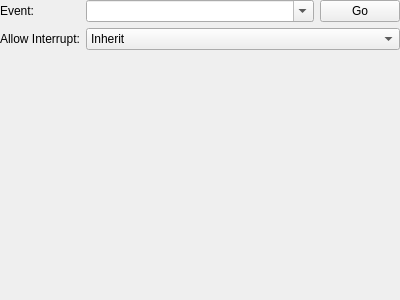
Above: tools/cathedral/ui/ActionStartEvent.ui from comphack/comp_hack before the change. Below: the same form after it.
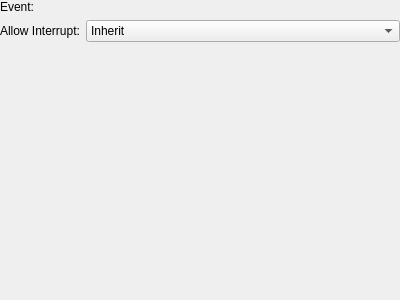
That is the form after the change. Custom widgets are drawn as their Qt base class.

Commit message: Adding EventRef control

Patch:
```diff
--- a/tools/cathedral/ui/ActionStartEvent.ui
+++ b/tools/cathedral/ui/ActionStartEvent.ui
@@ -32,30 +32,6 @@
        </property>
       </widget>
      </item>
-     <item row="0" column="1">
-      <layout class="QHBoxLayout" name="layoutEvent">
-       <item>
-        <widget class="QComboBox" name="event">
-         <property name="sizePolicy">
-          <sizepolicy hsizetype="Expanding" vsizetype="Fixed">
-           <horstretch>0</horstretch>
-           <verstretch>0</verstretch>
-          </sizepolicy>
-         </property>
-         <property name="editable">
-          <bool>true</bool>
-         </property>
-        </widget>
-       </item>
-       <item>
-        <widget class="QPushButton" name="eventGo">
-         <property name="text">
-          <string>Go</string>
-         </property>
-        </widget>
-       </item>
-      </layout>
-     </item>
      <item row="1" column="0">
       <widget class="QLabel" name="lblAllowInterrupt">
        <property name="text">
@@ -82,10 +58,21 @@
        </item>
       </widget>
      </item>
+     <item row="0" column="1">
+      <widget class="EventRef" name="event" native="true"/>
+     </item>
     </layout>
    </item>
   </layout>
  </widget>
+ <customwidgets>
+  <customwidget>
+   <class>EventRef</class>
+   <extends>QWidget</extends>
+   <header>EventRef.h</header>
+   <container>1</container>
+  </customwidget>
+ </customwidgets>
  <resources/>
  <connections/>
 </ui>
```
The commit also changes 14 other files.
